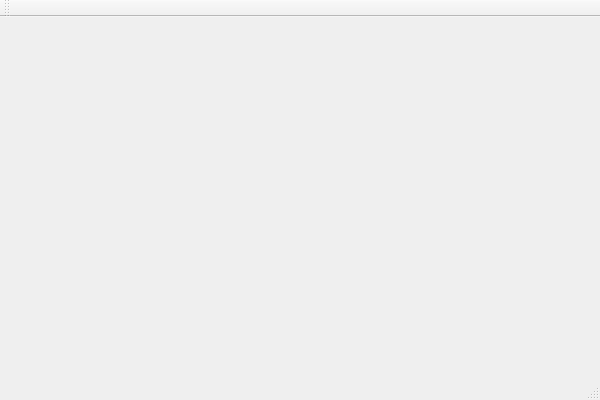
First picture: the form in QT/DownLoadFile/DownLoadFile/downloadfile.ui, repository gaoyuping/test, before the edit.
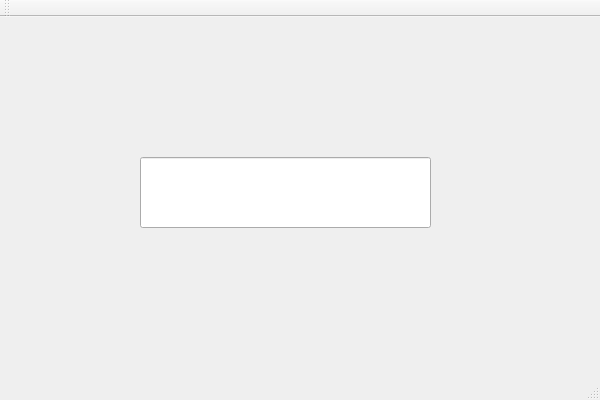
Second picture: the form after the edit.

The edit to the form file:
```diff
--- a/QT/DownLoadFile/DownLoadFile/downloadfile.ui
+++ b/QT/DownLoadFile/DownLoadFile/downloadfile.ui
@@ -13,7 +13,18 @@
   <property name="windowTitle">
    <string>DownLoadFile</string>
   </property>
-  <widget class="QWidget" name="centralWidget"/>
+  <widget class="QWidget" name="centralWidget">
+   <widget class="QLineEdit" name="lineEdit">
+    <property name="geometry">
+     <rect>
+      <x>140</x>
+      <y>140</y>
+      <width>291</width>
+      <height>71</height>
+     </rect>
+    </property>
+   </widget>
+  </widget>
   <widget class="QMenuBar" name="menuBar">
    <property name="geometry">
     <rect>
```
